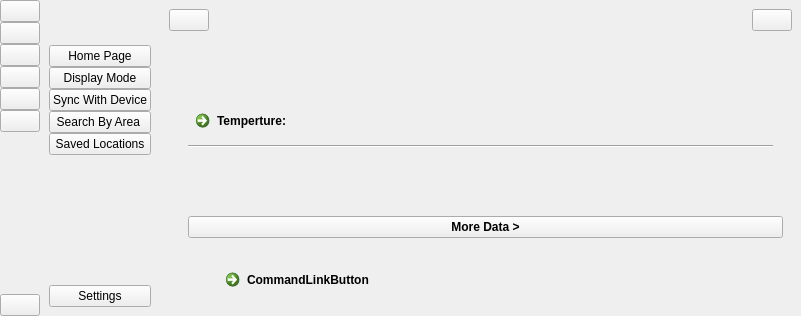
This is User Interface/WeatherApp.ui in sarscheps/Project---UI-Communications as Qt 5 draws it before an edit. The edited form follows.
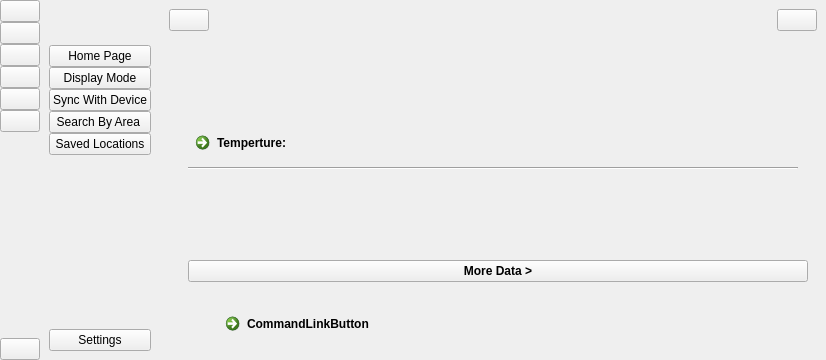
This is the edited form. Icons and pictures are not drawn. Custom widgets are drawn as their Qt base class.

Diff of the .ui file:
```diff
--- a/User Interface/WeatherApp.ui
+++ b/User Interface/WeatherApp.ui
@@ -6,8 +6,8 @@
    <rect>
     <x>0</x>
     <y>0</y>
-    <width>801</width>
-    <height>316</height>
+    <width>826</width>
+    <height>360</height>
    </rect>
   </property>
   <property name="windowTitle">
```
Left out of the diff: 36 changed lines with no effect on the pictures.
